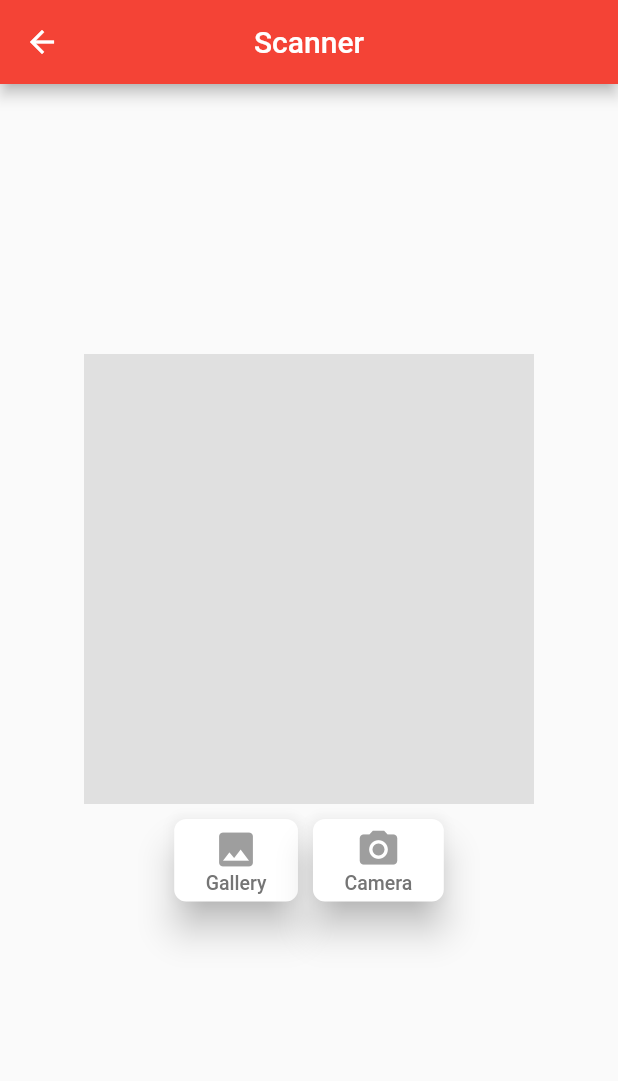
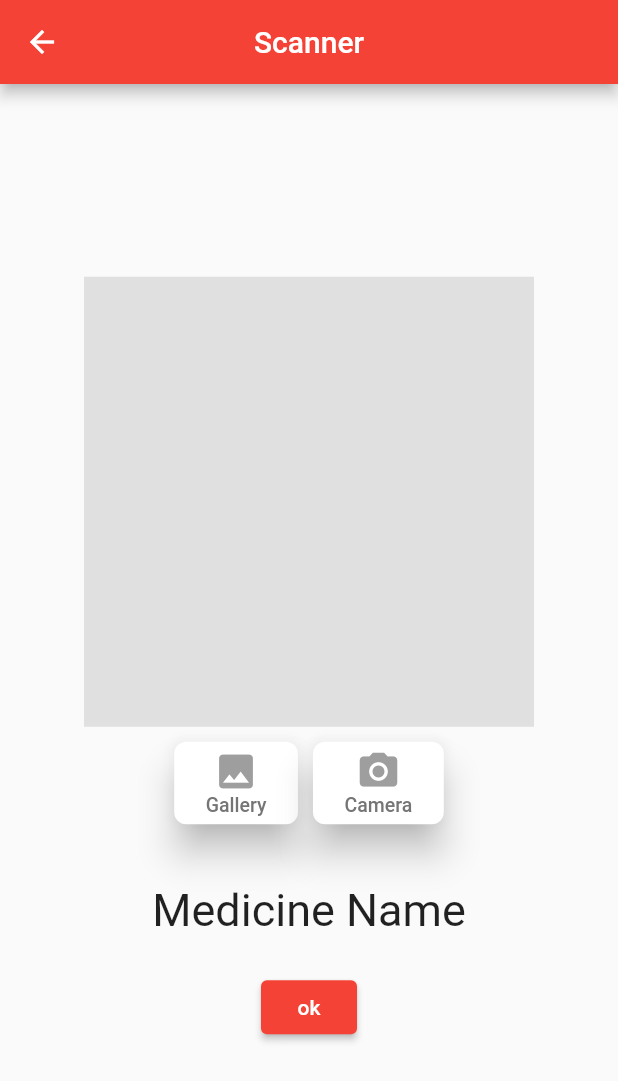
Before and after one commit to Badhan2440/final_sem_project, a Flutter app: the ImageRecognize screen opened directly, on a phone screen of 412 x 824 dp. Shown: the top 1081 px of the screen. Run offline on Flutter 3.47's test engine with Material 2 defaults, Android fonts, the light colour scheme and no system bars; our stand-ins replace cloud_firestore, firebase_auth, firebase_core, fluttertoast, image_picker, introduction_screen; missing offline and left inert: fireflutter, google_ml_kit; accounts and stored records are empty; network calls fail.

Commit message:
last commit

```diff
--- a/lib/dashbord_screen.dart
+++ b/lib/dashbord_screen.dart
@@ -19,6 +19,7 @@ class _DashboardState extends State<Dashboard> {
     Size size= MediaQuery.of(context).size;
 
     return Scaffold(
+      resizeToAvoidBottomInset: false,
       backgroundColor: Colors.redAccent,
       appBar: AppBar(
         elevation: 0.0,
@@ -216,6 +217,7 @@ class _DashboardState extends State<Dashboard> {
                       style: TextStyle(
                         color: Colors.white,
                         fontSize: 20,
+
                         fontFamily: "Roboto",
                         fontWeight: FontWeight.w700,
                       ),
--- a/lib/image _recognize.dart
+++ b/lib/image _recognize.dart
@@ -1,6 +1,7 @@
 import 'dart:io';
 
 
+import 'package:final_sem_project/nextpage.dart';
 import 'package:flutter/material.dart';
 import 'package:google_ml_kit/google_ml_kit.dart';
 import 'package:image_picker/image_picker.dart';
@@ -13,6 +14,7 @@ class ImageRecognize extends StatefulWidget {
 }
 
 class _ImageRecognizeState extends State<ImageRecognize> {
+  TextEditingController _t= new TextEditingController();
 
   bool textScanning = false;
 
@@ -43,6 +45,7 @@ class _ImageRecognizeState extends State<ImageRecognize> {
                         color: Colors.grey[300]!,
                       ),
                     if (imageFile != null) Image.file(File(imageFile!.path)),
+
                     Row(
                       mainAxisAlignment: MainAxisAlignment.center,
                       children: [
@@ -117,14 +120,28 @@ class _ImageRecognizeState extends State<ImageRecognize> {
                       ],
                     ),
                     const SizedBox(
-                      height: 20,
+                      height: 40,
+                    ),
+                    Container(
+                      child: Text(
+                        "Medicine Name",
+                        style: TextStyle(fontSize: 30),
+                      ),
                     ),
                     Container(
                       child: Text(
                         scannedText,
                         style: TextStyle(fontSize: 20),
                       ),
-                    )
+                    ),
+                    SizedBox(),
+                    ElevatedButton(
+                        onPressed: (){
+                          Navigator.of(context).push(MaterialPageRoute(builder: (context)=>NextPage(scannedText, n: scannedText,)));
+                        },
+                        child: Text('ok')
+    )
+
                   ],
                 )),
           )),
--- a/lib/screens/registration_screen.dart
+++ b/lib/screens/registration_screen.dart
@@ -34,6 +34,7 @@ class _RegistrationScreenState extends State<RegistrationScreen> {
 
   @override
   Widget build(BuildContext context) {
+
 
 
 
```
Also changed, not shown: lib/nextpage.dart (added, +118 -0 lines).
